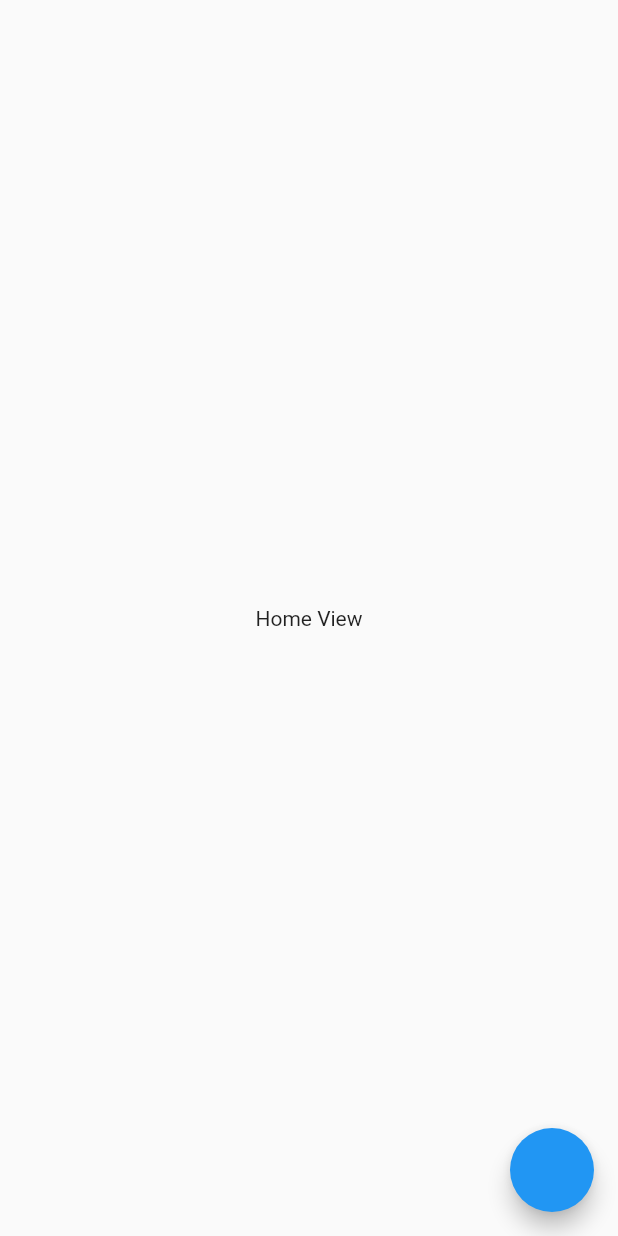
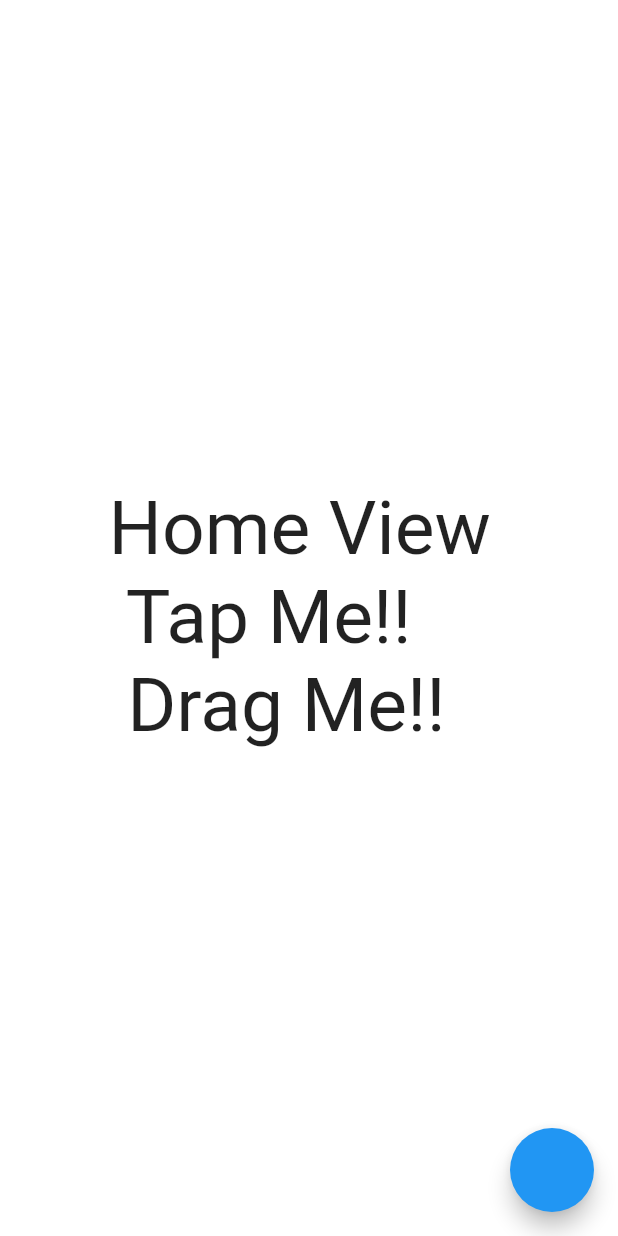
Before and after one commit to azrael8576/Flutter-Stacked, a Flutter app: the HomeView screen opened by its route, on a phone screen of 412 x 824 dp. Run offline on Flutter 3.47's test engine with Material 2 defaults, Android fonts, the phone set to English and light mode, and no system bars; our stand-ins replace auto_route, basic_utils, get_it, injectable, logger, stacked and 1 more; generated files the repository leaves out were written again.

Commit message:
- Feat: CustomDrawerWidget Class. Support drag & tap to open & close drawer.

```diff
--- a/lib/ui/shared/app_colors.dart
+++ b/lib/ui/shared/app_colors.dart
@@ -3,5 +3,6 @@ import 'package:flutter/material.dart';
 class AppColors {
   static const Color white = const Color(0xffffffff);
   static const Color mediumBlue = const Color(0xff4A64FE);
+  static const Color red = const Color(0xFFB71C1C);
   static const List validEmail = ['417437'];
 }
--- a/lib/ui/views/home/home_view.dart
+++ b/lib/ui/views/home/home_view.dart
@@ -1,4 +1,6 @@
 import 'package:flutter/material.dart';
+import 'package:flutterstacked/ui/shared/app_colors.dart';
+import 'package:flutterstacked/ui/widgets/custom_drawer_widget.dart';
 import 'package:stacked/stacked.dart';
 
 import 'home_viewmodel.dart';
@@ -8,8 +10,9 @@ class HomeView extends StatelessWidget {
   Widget build(BuildContext context) {
     return ViewModelBuilder<HomeViewModel>.reactive(
       builder: (context, model, child) => Scaffold(
-        body: Center(
-          child: Text(model.title),
+        body: CustomDrawerWidget(
+          drawerWidget: _MyDrawer(),
+          childWidget: _MyChild(),
         ),
         floatingActionButton: FloatingActionButton(onPressed: null),
       ),
@@ -17,3 +20,39 @@ class HomeView extends StatelessWidget {
     );
   }
 }
+
+class _MyDrawer extends ViewModelWidget<HomeViewModel> {
+  const _MyDrawer([Key key]) : super(key: key, reactive: true);
+
+  @override
+  Widget build(BuildContext context, HomeViewModel viewModel) {
+    return Stack(
+      children: <Widget>[
+        Container(
+          color: AppColors.red,
+        ),
+        Container(
+          color: AppColors.mediumBlue,
+          width: 225.0,
+        ),
+      ],
+    );
+  }
+}
+
+class _MyChild extends ViewModelWidget<HomeViewModel> {
+  const _MyChild([Key key]) : super(key: key, reactive: true);
+
+  @override
+  Widget build(BuildContext context, HomeViewModel viewModel) {
+    return Container(
+      color: AppColors.white,
+      child: Center(
+        child: Text(
+          '${viewModel.title} \n Tap Me!! \n Drag Me!!',
+          style: TextStyle(fontSize: 50.0, fontWeight: FontWeight.w400),
+        ),
+      ),
+    );
+  }
+}
--- a/lib/ui/views/home/home_viewmodel.dart
+++ b/lib/ui/views/home/home_viewmodel.dart
@@ -1,6 +1,8 @@
+import 'package:flutterstacked/logger.dart';
 import 'package:stacked/stacked.dart';
 
 class HomeViewModel extends BaseViewModel {
+  final log = getLogger('HomeViewModel');
   String _title = 'Home View';
   String get title => _title;
 }
--- /dev/null
+++ b/lib/ui/widgets/custom_drawer_widget.dart
@@ -0,0 +1,101 @@
+import 'package:flutter/material.dart';
+
+class CustomDrawerWidget extends StatefulWidget {
+  final Widget drawerWidget;
+  final Widget childWidget;
+
+  CustomDrawerWidget({
+    Key key,
+    this.drawerWidget,
+    this.childWidget,
+  }) : super(key: key);
+
+  @override
+  State<StatefulWidget> createState() => _CustomDrawerWidgetState();
+}
+
+class _CustomDrawerWidgetState extends State<CustomDrawerWidget>
+    with SingleTickerProviderStateMixin {
+  AnimationController _animationController;
+  final double maxSlide = 225.0;
+  final double minDragStartEdge = 225.0;
+  final double maxDragStartEdge = 225.0;
+  bool _canBeDragged;
+
+  @override
+  void initState() {
+    super.initState();
+    _animationController =
+        AnimationController(vsync: this, duration: Duration(milliseconds: 250));
+  }
+
+  void toggle() => _animationController.isDismissed
+      ? _animationController.forward()
+      : _animationController.reverse();
+
+  @override
+  void dispose() {
+    _animationController.dispose();
+    super.dispose();
+  }
+
+  @override
+  Widget build(BuildContext context) {
+    return GestureDetector(
+      onHorizontalDragStart: _onDragStart,
+      onHorizontalDragUpdate: _onDragUpdate,
+      onHorizontalDragEnd: _onDragEnd,
+      onTap: toggle,
+      child: AnimatedBuilder(
+          animation: _animationController,
+          builder: (context, _) {
+            double slide = maxSlide * _animationController.value;
+            double scale = 1 - (_animationController.value * 0.3);
+            return Stack(
+              children: <Widget>[
+                widget.drawerWidget,
+                Transform(
+                  transform: Matrix4.identity()
+                    ..translate(slide)
+                    ..scale(scale),
+                  alignment: Alignment.centerLeft,
+                  child: widget.childWidget,
+                ),
+              ],
+            );
+          }),
+    );
+  }
+
+  void _onDragStart(DragStartDetails details) {
+    bool isDragOpenFromLeft = _animationController.isDismissed && details.globalPosition.dx < minDragStartEdge;
+    bool isDragCloseFromRight = _animationController.isCompleted && details.globalPosition.dx > maxDragStartEdge;
+
+    _canBeDragged = isDragOpenFromLeft || isDragCloseFromRight;
+  }
+
+  void _onDragUpdate(DragUpdateDetails details) {
+    if(_canBeDragged) {
+      double delta = details.primaryDelta / maxSlide;
+      _animationController.value += delta;
+    }
+  }
+
+  void _onDragEnd(DragEndDetails details) {
+    if (_animationController.isDismissed || _animationController.isCompleted) {
+      return;
+    }
+    if (details.velocity.pixelsPerSecond.dx.abs() >= 365.0) {
+      double visualVelocity = details.velocity.pixelsPerSecond.dx / MediaQuery.of(context).size.width;
+      _animationController.fling(velocity: visualVelocity);
+    } else if (_animationController.value < 0.5) {
+      open();
+    } else {
+      close();
+    }
+  }
+
+  void open() {_animationController.forward();}
+
+  void close() {_animationController.reverse();}
+}
```
